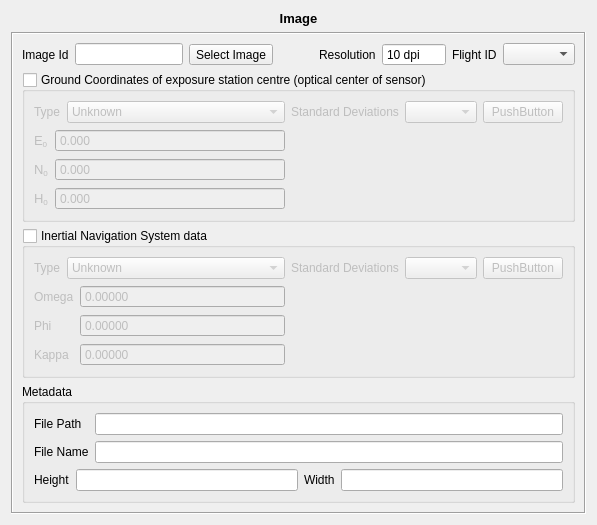
Qt form trunk/interface/project/ImageLayout.ui (e-foto/e-foto) before a commit.
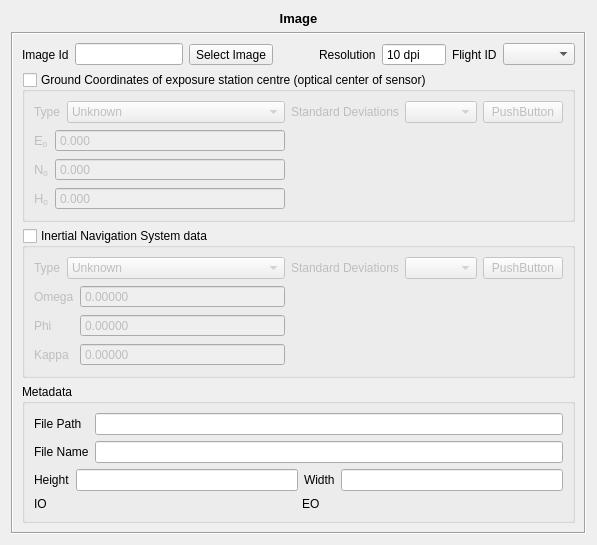
The same form after that commit. Custom widgets are drawn as their Qt base class.

Patch:
```diff
--- a/trunk/interface/project/ImageLayout.ui
+++ b/trunk/interface/project/ImageLayout.ui
@@ -6,8 +6,8 @@
    <rect>
     <x>0</x>
     <y>0</y>
-    <width>712</width>
-    <height>585</height>
+    <width>716</width>
+    <height>622</height>
    </rect>
   </property>
   <property name="windowTitle">
@@ -619,6 +619,24 @@
              </item>
             </layout>
            </item>
+           <item>
+            <layout class="QHBoxLayout" name="horizontalLayout_4">
+             <item>
+              <widget class="QLabel" name="labelIO">
+               <property name="text">
+                <string>IO</string>
+               </property>
+              </widget>
+             </item>
+             <item>
+              <widget class="QLabel" name="labelEO">
+               <property name="text">
+                <string>EO</string>
+               </property>
+              </widget>
+             </item>
+            </layout>
+           </item>
           </layout>
          </item>
         </layout>
```
